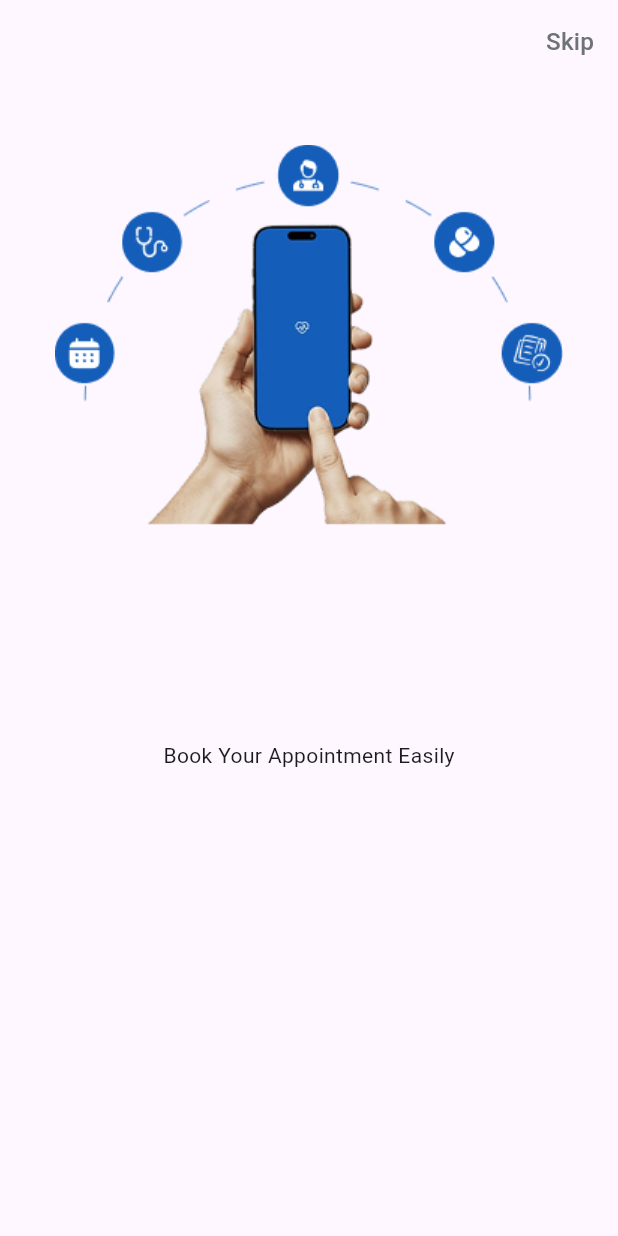
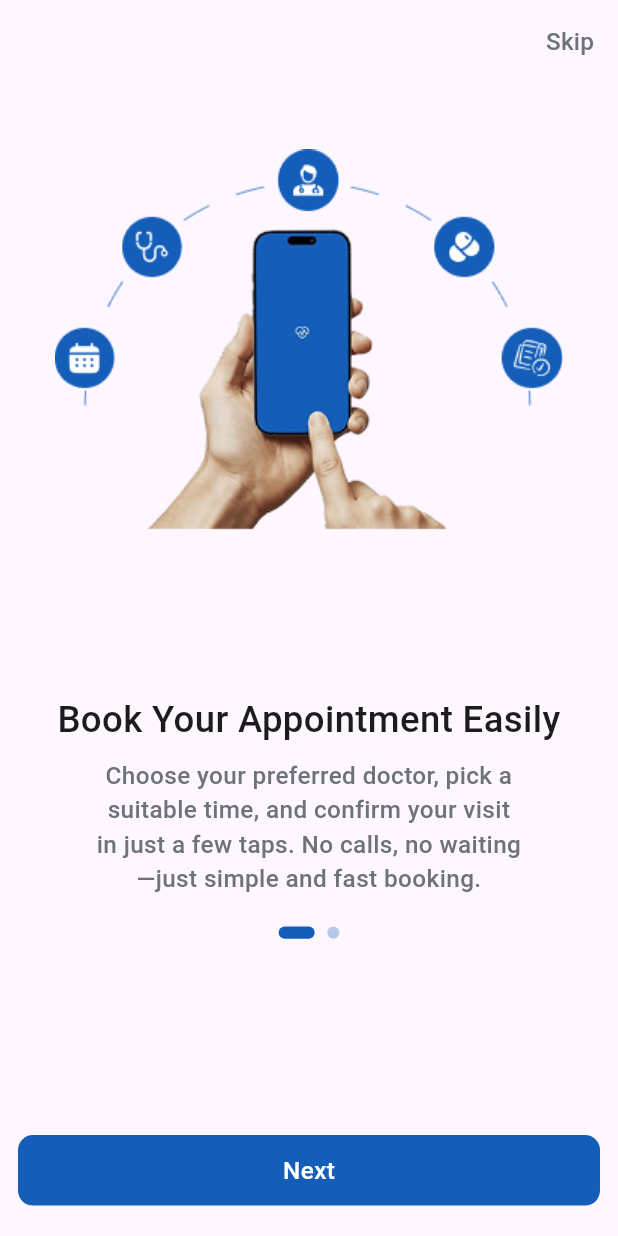
Before and after one commit to Huma-volve/Round-8-mobile-Cure-team1, a Flutter app: the screen it shows after launch, on a phone screen of 412 x 824 dp. Run offline on Flutter 3.47's test engine with Material 3 defaults, Android fonts, the phone set to English and light mode, and no system bars; our stand-ins replace flutter_bloc, flutter_screenutil, smooth_page_indicator; Roboto replaces fonts that are missing (Montserrat, georgia).

Commit message:
feat: implement onboarding UI

```diff
--- a/lib/core/theme/app_text_styles.dart
+++ b/lib/core/theme/app_text_styles.dart
@@ -15,4 +15,14 @@ class AppTextStyles {
       fontWeight: FontWeight.w500,
       fontFamily: 'Montserrat',
       color: const Color(0xff6D7379));
+  static TextStyle styleMedium16White = TextStyle(
+      fontSize: 16.sp,
+      fontWeight: FontWeight.w500,
+      fontFamily: 'Montserrat',
+      color: Colors.white);
+  static TextStyle styleRegular24 = TextStyle(
+    fontSize: 24.sp,
+    fontWeight: FontWeight.w500,
+    fontFamily: 'georgia',
+  );
 }
--- /dev/null
+++ b/lib/core/widgets/custome_button.dart
@@ -0,0 +1,37 @@
+import 'package:cure_team_1/core/theme/app_text_styles.dart';
+import 'package:flutter/material.dart';
+
+class CustomeButton extends StatelessWidget {
+  const CustomeButton({
+    super.key,
+    required this.text,
+    required this.color,
+    required this.onTap,
+    this.isLoading = false,
+  });
+
+  final String text;
+  final Color color;
+  final void Function()? onTap;
+  final bool isLoading;
+
+  @override
+  Widget build(BuildContext context) {
+    return GestureDetector(
+      onTap: onTap,
+      child: Container(
+        padding: const EdgeInsets.symmetric(horizontal: 16, vertical: 12),
+        decoration: BoxDecoration(
+          color: color,
+          borderRadius: BorderRadius.circular(10),
+        ),
+        child: Center(
+          child: Text(
+            text,
+            style: AppTextStyles.styleMedium16White,
+          ),
+        ),
+      ),
+    );
+  }
+}
--- a/lib/features/onboarding/data/onboarding_model.dart
+++ b/lib/features/onboarding/data/onboarding_model.dart
@@ -8,4 +8,18 @@ class OnboardingModel {
     required this.title,
     required this.desc,
   });
+  static List<OnboardingModel> onboardingView = [
+    OnboardingModel(
+      title: 'Book Your Appointment Easily',
+      image: 'assets/images/onboarding1.png',
+      desc:
+          'Choose your preferred doctor, pick a \nsuitable time, and confirm your visit \nin just a few taps. No calls, no waiting\n—just simple and fast booking.',
+    ),
+    OnboardingModel(
+      title: 'Find Doctors Around You',
+      image: 'assets/images/onboarding2.png',
+      desc:
+          'Quickly discover trusted doctors near\n your area. Whether you need\n a general checkup or a specialist, we\n connect you with nearby clinics for\n fast and convenient care.',
+    ),
+  ];
 }
--- a/lib/features/onboarding/presentation/pages/onboarding_screen.dart
+++ b/lib/features/onboarding/presentation/pages/onboarding_screen.dart
@@ -1,10 +1,18 @@
 import 'package:cure_team_1/core/theme/app_text_styles.dart';
+import 'package:cure_team_1/features/onboarding/data/onboarding_model.dart';
 import 'package:cure_team_1/features/onboarding/presentation/pages/widgets/onboarding_view_body.dart';
 import 'package:flutter/material.dart';
 
-class OnboardingScreen extends StatelessWidget {
-  const OnboardingScreen({super.key});
+class OnboaedingScreen extends StatefulWidget {
+  const OnboaedingScreen({super.key});
 
+  @override
+  State<OnboaedingScreen> createState() => _OnboaedingScreenState();
+}
+
+class _OnboaedingScreenState extends State<OnboaedingScreen> {
+  final PageController pageController = PageController();
+  int currentIndex = 0;
   @override
   Widget build(BuildContext context) {
     return Scaffold(
@@ -18,7 +26,28 @@ class OnboardingScreen extends StatelessWidget {
               ))
         ],
       ),
-      body: OnboardingViewBody(),
+      body: Column(
+        children: [
+          Expanded(
+            child: PageView.builder(
+              controller: pageController,
+              itemCount: OnboardingModel.onboardingView.length,
+              onPageChanged: (index) {
+                setState(() {
+                  currentIndex = index;
+                });
+              },
+              itemBuilder: (context, index) {
+                return OnboardingViewBody(
+                  screen: OnboardingModel.onboardingView[index],
+                  pageController: pageController,
+                  currentIndex: index,
+                );
+              },
+            ),
+          ),
+        ],
+      ),
     );
   }
 }
--- /dev/null
+++ b/lib/features/onboarding/presentation/pages/widgets/dots_indicator.dart
@@ -0,0 +1,31 @@
+import 'package:cure_team_1/core/theme/app_colors.dart';
+import 'package:cure_team_1/features/onboarding/data/onboarding_model.dart';
+import 'package:flutter/material.dart';
+import 'package:flutter_screenutil/flutter_screenutil.dart';
+
+class OnboardingDots extends StatelessWidget {
+  final int currentIndex;
+
+  const OnboardingDots({super.key, required this.currentIndex});
+
+  @override
+  Widget build(BuildContext context) {
+    return Row(
+      mainAxisAlignment: MainAxisAlignment.center,
+      children: List.generate(
+        OnboardingModel.onboardingView.length,
+        (index) => Container(
+          margin: EdgeInsets.symmetric(horizontal: 4.w),
+          width: currentIndex == index ? 24 : 8,
+          height: 8.h,
+          decoration: BoxDecoration(
+            borderRadius: BorderRadius.circular(4),
+            color: currentIndex == index
+                ? AppColors.primaryColor
+                : AppColors.primaryColor.withOpacity(0.3),
+          ),
+        ),
+      ),
+    );
+  }
+}
--- a/lib/features/onboarding/presentation/pages/widgets/onboarding_view_body.dart
+++ b/lib/features/onboarding/presentation/pages/widgets/onboarding_view_body.dart
@@ -1,29 +1,63 @@
-import 'package:cure_team_1/core/utils/app_images.dart';
+import 'package:cure_team_1/core/theme/app_colors.dart';
+import 'package:cure_team_1/core/theme/app_text_styles.dart';
+import 'package:cure_team_1/core/widgets/custome_button.dart';
+import 'package:cure_team_1/features/onboarding/data/onboarding_model.dart';
 import 'package:flutter/material.dart';
 import 'package:flutter_screenutil/flutter_screenutil.dart';
+import 'package:cure_team_1/features/onboarding/presentation/pages/widgets/dots_indicator.dart';
 
 class OnboardingViewBody extends StatelessWidget {
-  const OnboardingViewBody({super.key});
+  const OnboardingViewBody(
+      {super.key,
+      required this.screen,
+      required this.pageController,
+      required this.currentIndex});
+  final OnboardingModel screen;
+  final PageController pageController;
+  final int currentIndex;
 
   @override
   Widget build(BuildContext context) {
-    return Column(
+    return Padding(
+      padding: const EdgeInsets.symmetric(horizontal: 12),
+      child: Column(
         children: [
-        SizedBox(
-          height: 37.h,
-        ),
+          const Spacer(flex: 1),
           Center(
             child: Image.asset(
-            AppImages.onBoarding1,
-            width: 340.w,
-            height: 320.h,
+              screen.image,
             ),
           ),
+          const Spacer(flex: 1),
+          Text(
+            screen.title,
+            style: AppTextStyles.styleRegular24,
+            textAlign: TextAlign.center,
+          ),
           SizedBox(
-          height: 74.h,
+            height: 8.h,
           ),
-        const Text('Book Your Appointment Easily')
+          Text(
+            screen.desc,
+            style: AppTextStyles.styleMedium16,
+            textAlign: TextAlign.center,
+          ),
+          SizedBox(
+            height: 20.h,
+          ),
+          OnboardingDots(currentIndex: currentIndex),
+          const Spacer(
+            flex: 3,
+          ),
+          CustomeButton(
+              text: currentIndex == 1 ? 'Get Started' : 'Next',
+              color: AppColors.primaryColor,
+              onTap: () {}),
+          SizedBox(
+            height: 20.h,
+          )
         ],
+      ),
     );
   }
 }
--- a/lib/features/splash/splash_screen.dart
+++ b/lib/features/splash/splash_screen.dart
@@ -31,7 +31,7 @@ class _SplashScreenState extends State<SplashScreen> {
     Future.delayed(const Duration(seconds: 3), () async {
       if (!mounted) return;
       Navigator.of(context).pushReplacement(
-          MaterialPageRoute(builder: (_) => const OnboardingScreen()));
+          MaterialPageRoute(builder: (_) => const OnboaedingScreen()));
     });
   }
 
--- a/pubspec.yaml
+++ b/pubspec.yaml
@@ -34,6 +34,10 @@ fonts:
       fonts:
         - asset: assets/fonts/Montserrat-Medium.ttf
           weight: 500
+    - family: georgia
+      fonts:
+        - asset: assets/fonts/georgia.ttf
+          weight: 400
 flutter_assets:
   assets_path: assets/images/
   output_path: lib/core/utils
```
Also changed, not shown: assets/fonts/georgia.ttf (added), pubspec.lock. Lines whose indentation alone changed are shown as unchanged.
